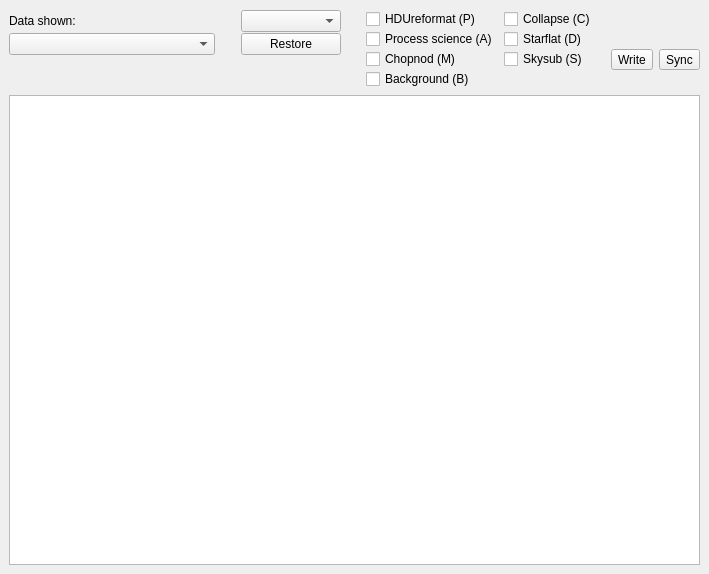
Old version of the form src/dockwidgets/memoryviewer.ui in the repository schirmermischa/THELI.
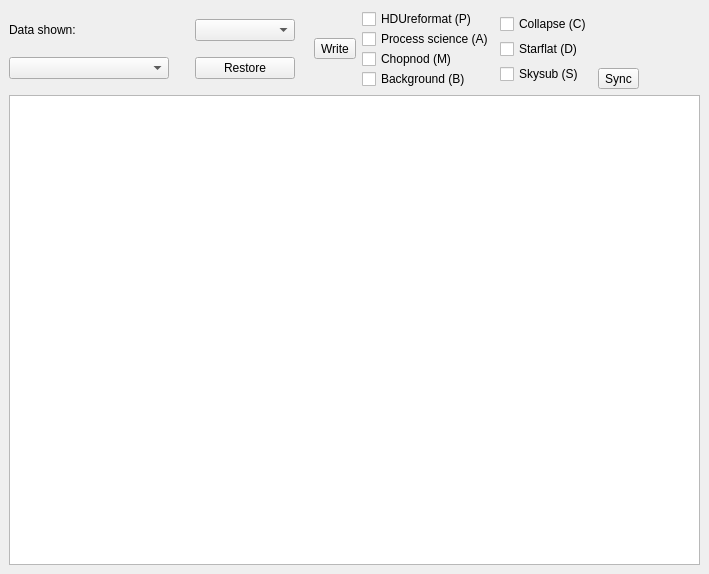
New version of the form. Icons and pictures are not drawn.

Diff of the .ui file:
```diff
--- a/src/dockwidgets/memoryviewer.ui
+++ b/src/dockwidgets/memoryviewer.ui
@@ -21,173 +21,8 @@
   </property>
   <widget class="QWidget" name="dockWidgetContents">
    <layout class="QGridLayout" name="gridLayout_4">
-    <item row="2" column="3">
-     <spacer name="verticalSpacer_2">
-      <property name="orientation">
-       <enum>Qt::Vertical</enum>
-      </property>
-      <property name="sizeType">
-       <enum>QSizePolicy::Fixed</enum>
-      </property>
-      <property name="sizeHint" stdset="0">
-       <size>
-        <width>101</width>
-        <height>13</height>
-       </size>
-      </property>
-     </spacer>
-    </item>
-    <item row="0" column="4" colspan="2">
-     <spacer name="horizontalSpacer_2">
-      <property name="orientation">
-       <enum>Qt::Horizontal</enum>
-      </property>
-      <property name="sizeHint" stdset="0">
-       <size>
-        <width>127</width>
-        <height>20</height>
-       </size>
-      </property>
-     </spacer>
-    </item>
-    <item row="3" column="0" colspan="6">
-     <widget class="QTableView" name="memoryTableView">
-      <property name="sizePolicy">
-       <sizepolicy hsizetype="Expanding" vsizetype="MinimumExpanding">
-        <horstretch>0</horstretch>
-        <verstretch>0</verstretch>
-       </sizepolicy>
-      </property>
-     </widget>
-    </item>
-    <item row="1" column="4">
-     <widget class="QToolButton" name="downloadToolButton">
-      <property name="focusPolicy">
-       <enum>Qt::NoFocus</enum>
-      </property>
-      <property name="statusTip">
-       <string>Writes out Level 0 data in memory (current processing status)</string>
-      </property>
-      <property name="text">
-       <string>Write</string>
-      </property>
-      <property name="icon">
-       <iconset>
-        <normaloff>../icons/download.png</normaloff>../icons/download.png</iconset>
-      </property>
-      <property name="iconSize">
-       <size>
-        <width>32</width>
-        <height>32</height>
-       </size>
-      </property>
-      <property name="toolButtonStyle">
-       <enum>Qt::ToolButtonTextUnderIcon</enum>
-      </property>
-     </widget>
-    </item>
-    <item row="1" column="5">
-     <widget class="QToolButton" name="uploadToolButton">
-      <property name="focusPolicy">
-       <enum>Qt::NoFocus</enum>
-      </property>
-      <property name="statusTip">
-       <string>Updates the current state in memory with that on the drive.</string>
-      </property>
-      <property name="text">
-       <string>Sync</string>
-      </property>
-      <property name="icon">
-       <iconset>
-        <normaloff>../icons/upload.png</normaloff>../icons/upload.png</iconset>
-      </property>
-      <property name="iconSize">
-       <size>
-        <width>32</width>
-        <height>32</height>
-       </size>
-      </property>
-      <property name="toolButtonStyle">
-       <enum>Qt::ToolButtonTextUnderIcon</enum>
-      </property>
-     </widget>
-    </item>
-    <item row="0" column="3" rowspan="2">
-     <layout class="QGridLayout" name="gridLayout_3">
-      <property name="verticalSpacing">
-       <number>0</number>
-      </property>
-      <item row="2" column="0">
-       <widget class="QCheckBox" name="procstatusSkysubCheckbox">
-        <property name="sizePolicy">
-         <sizepolicy hsizetype="Preferred" vsizetype="Fixed">
-          <horstretch>0</horstretch>
-          <verstretch>0</verstretch>
-         </sizepolicy>
-        </property>
-        <property name="statusTip">
-         <string>Indicates whether a task was done. Change manually if there is a conflict between FITS files on drive and status in RAM.</string>
-        </property>
-        <property name="text">
-         <string>Skysub (S)</string>
-        </property>
-       </widget>
-      </item>
-      <item row="0" column="0">
-       <widget class="QCheckBox" name="procstatusCollapseCheckbox">
-        <property name="sizePolicy">
-         <sizepolicy hsizetype="Preferred" vsizetype="Fixed">
-          <horstretch>0</horstretch>
-          <verstretch>0</verstretch>
-         </sizepolicy>
-        </property>
-        <property name="statusTip">
-         <string>Indicates whether a task was done. Change manually if there is a conflict between FITS files on drive and status in RAM.</string>
-        </property>
-        <property name="text">
-         <string>Collapse (C)</string>
-        </property>
-       </widget>
-      </item>
-      <item row="1" column="0">
-       <widget class="QCheckBox" name="procstatusStarflatCheckbox">
-        <property name="sizePolicy">
-         <sizepolicy hsizetype="Preferred" vsizetype="Fixed">
-          <horstretch>0</horstretch>
-          <verstretch>0</verstretch>
-         </sizepolicy>
-        </property>
-        <property name="statusTip">
-         <string>Indicates whether a task was done. Change manually if there is a conflict between FITS files on drive and status in RAM.</string>
-        </property>
-        <property name="text">
-         <string>Starflat (D)</string>
-        </property>
-       </widget>
-      </item>
-     </layout>
-    </item>
-    <item row="0" column="1">
-     <spacer name="horizontalSpacer_3">
-      <property name="orientation">
-       <enum>Qt::Horizontal</enum>
-      </property>
-      <property name="sizeType">
-       <enum>QSizePolicy::Fixed</enum>
-      </property>
-      <property name="sizeHint" stdset="0">
-       <size>
-        <width>13</width>
-        <height>20</height>
-       </size>
-      </property>
-     </spacer>
-    </item>
     <item row="0" column="0" rowspan="2">
      <layout class="QGridLayout" name="gridLayout_2">
-      <property name="verticalSpacing">
-       <number>0</number>
-      </property>
       <item row="0" column="0">
        <widget class="QLabel" name="label">
         <property name="text">
@@ -236,6 +71,48 @@
         </property>
        </widget>
       </item>
+      <item row="0" column="3">
+       <spacer name="horizontalSpacer_3">
+        <property name="orientation">
+         <enum>Qt::Horizontal</enum>
+        </property>
+        <property name="sizeType">
+         <enum>QSizePolicy::Fixed</enum>
+        </property>
+        <property name="sizeHint" stdset="0">
+         <size>
+          <width>13</width>
+          <height>20</height>
+         </size>
+        </property>
+       </spacer>
+      </item>
+      <item row="0" column="4" rowspan="2">
+       <widget class="QToolButton" name="downloadToolButton">
+        <property name="focusPolicy">
+         <enum>Qt::NoFocus</enum>
+        </property>
+        <property name="statusTip">
+         <string>Writes out Level 0 data in memory (current processing status)</string>
+        </property>
+        <property name="text">
+         <string>Write</string>
+        </property>
+        <property name="icon">
+         <iconset>
+          <normaloff>../icons/download.png</normaloff>../icons/download.png</iconset>
+        </property>
+        <property name="iconSize">
+         <size>
+          <width>32</width>
+          <height>32</height>
+         </size>
+        </property>
+        <property name="toolButtonStyle">
+         <enum>Qt::ToolButtonTextUnderIcon</enum>
+        </property>
+       </widget>
+      </item>
       <item row="1" column="0">
        <widget class="QComboBox" name="datadirComboBox">
         <property name="sizePolicy">
@@ -277,25 +154,9 @@
         </property>
        </widget>
       </item>
-      <item row="2" column="0">
-       <spacer name="verticalSpacer">
-        <property name="orientation">
-         <enum>Qt::Vertical</enum>
-        </property>
-        <property name="sizeType">
-         <enum>QSizePolicy::Fixed</enum>
-        </property>
-        <property name="sizeHint" stdset="0">
-         <size>
-          <width>20</width>
-          <height>13</height>
-         </size>
-        </property>
-       </spacer>
-      </item>
      </layout>
     </item>
-    <item row="0" column="2" rowspan="3">
+    <item row="0" column="1" rowspan="2">
      <layout class="QGridLayout" name="gridLayout">
       <property name="verticalSpacing">
        <number>0</number>
@@ -366,6 +227,110 @@
       </item>
      </layout>
     </item>
+    <item row="0" column="2" rowspan="2">
+     <layout class="QGridLayout" name="gridLayout_3">
+      <property name="verticalSpacing">
+       <number>0</number>
+      </property>
+      <item row="2" column="0">
+       <widget class="QCheckBox" name="procstatusSkysubCheckbox">
+        <property name="sizePolicy">
+         <sizepolicy hsizetype="Preferred" vsizetype="Fixed">
+          <horstretch>0</horstretch>
+          <verstretch>0</verstretch>
+         </sizepolicy>
+        </property>
+        <property name="statusTip">
+         <string>Indicates whether a task was done. Change manually if there is a conflict between FITS files on drive and status in RAM.</string>
+        </property>
+        <property name="text">
+         <string>Skysub (S)</string>
+        </property>
+       </widget>
+      </item>
+      <item row="0" column="0">
+       <widget class="QCheckBox" name="procstatusCollapseCheckbox">
+        <property name="sizePolicy">
+         <sizepolicy hsizetype="Preferred" vsizetype="Fixed">
+          <horstretch>0</horstretch>
+          <verstretch>0</verstretch>
+         </sizepolicy>
+        </property>
+        <property name="statusTip">
+         <string>Indicates whether a task was done. Change manually if there is a conflict between FITS files on drive and status in RAM.</string>
+        </property>
+        <property name="text">
+         <string>Collapse (C)</string>
+        </property>
+       </widget>
+      </item>
+      <item row="1" column="0">
+       <widget class="QCheckBox" name="procstatusStarflatCheckbox">
+        <property name="sizePolicy">
+         <sizepolicy hsizetype="Preferred" vsizetype="Fixed">
+          <horstretch>0</horstretch>
+          <verstretch>0</verstretch>
+         </sizepolicy>
+        </property>
+        <property name="statusTip">
+         <string>Indicates whether a task was done. Change manually if there is a conflict between FITS files on drive and status in RAM.</string>
+        </property>
+        <property name="text">
+         <string>Starflat (D)</string>
+        </property>
+       </widget>
+      </item>
+     </layout>
+    </item>
+    <item row="0" column="3">
+     <spacer name="horizontalSpacer_2">
+      <property name="orientation">
+       <enum>Qt::Horizontal</enum>
+      </property>
+      <property name="sizeHint" stdset="0">
+       <size>
+        <width>127</width>
+        <height>20</height>
+       </size>
+      </property>
+     </spacer>
+    </item>
+    <item row="1" column="3">
+     <widget class="QToolButton" name="uploadToolButton">
+      <property name="focusPolicy">
+       <enum>Qt::NoFocus</enum>
+      </property>
+      <property name="statusTip">
+       <string>Updates the current state in memory with that on the drive.</string>
+      </property>
+      <property name="text">
+       <string>Sync</string>
+      </property>
+      <property name="icon">
+       <iconset>
+        <normaloff>../icons/upload.png</normaloff>../icons/upload.png</iconset>
+      </property>
+      <property name="iconSize">
+       <size>
+        <width>32</width>
+        <height>32</height>
+       </size>
+      </property>
+      <property name="toolButtonStyle">
+       <enum>Qt::ToolButtonTextUnderIcon</enum>
+      </property>
+     </widget>
+    </item>
+    <item row="2" column="0" colspan="4">
+     <widget class="QTableView" name="memoryTableView">
+      <property name="sizePolicy">
+       <sizepolicy hsizetype="Expanding" vsizetype="MinimumExpanding">
+        <horstretch>0</horstretch>
+        <verstretch>0</verstretch>
+       </sizepolicy>
+      </property>
+     </widget>
+    </item>
    </layout>
   </widget>
  </widget>
```
Left out of the diff: 32 changed lines with no effect on the pictures.
